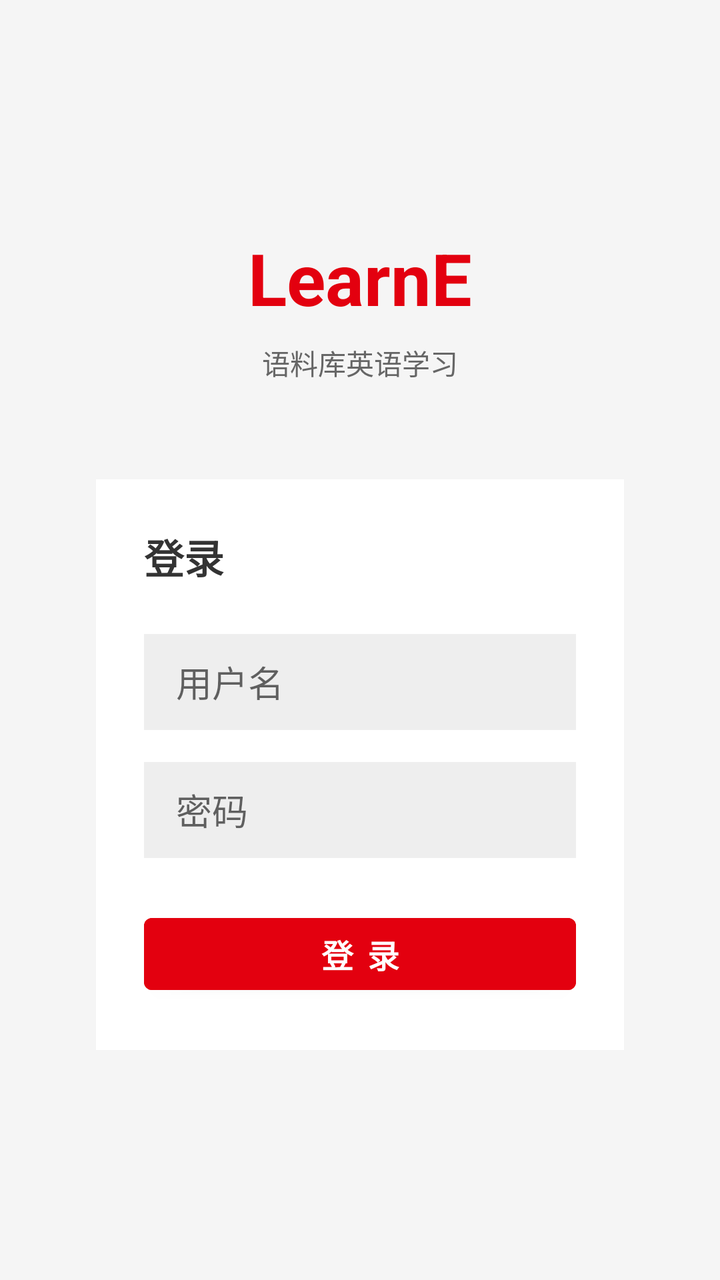
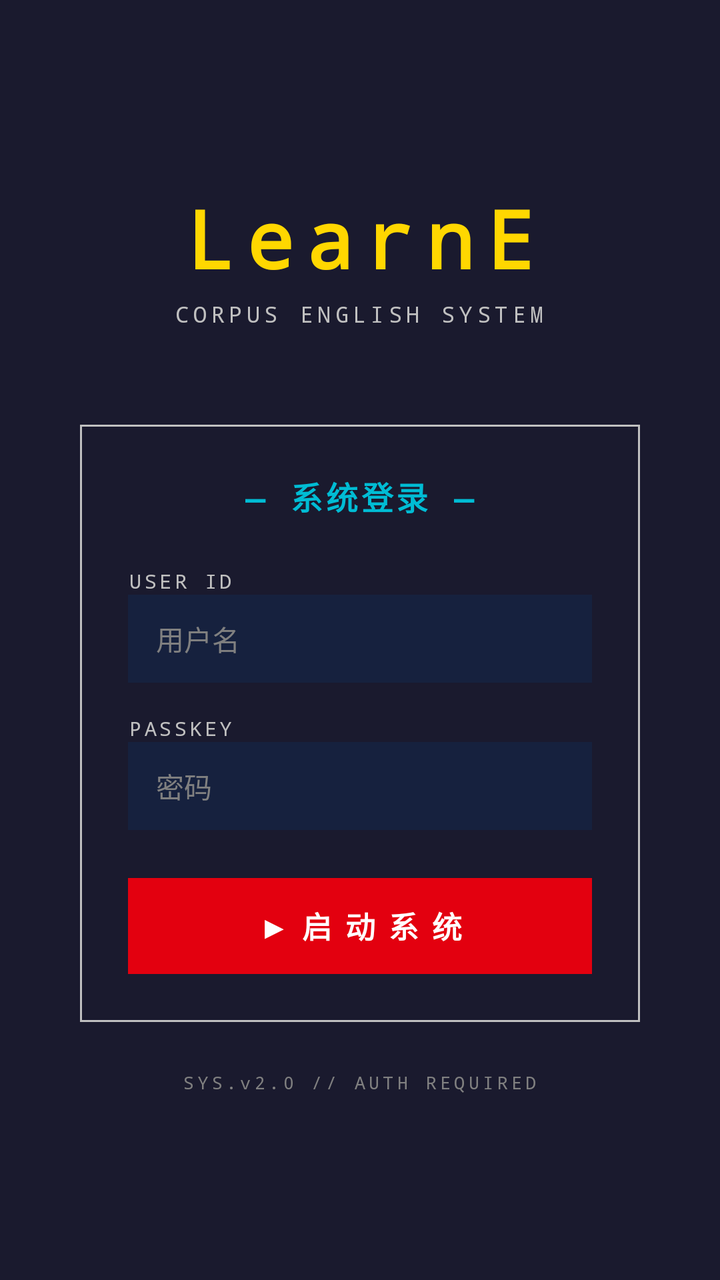

Two renders of the same Android screen: before a commit and after it. Below are the layout's source before the change and the commit's diff.
<!-- AndroidManifest.xml: activity theme Theme.LearnE -->
<!-- res/layout/activity_login.xml -->
<?xml version="1.0" encoding="utf-8"?>
<LinearLayout
    xmlns:android="http://schemas.android.com/apk/res/android"
    android:layout_width="match_parent"
    android:layout_height="match_parent"
    android:orientation="vertical"
    android:gravity="center"
    android:background="#F5F5F5"
    android:padding="32dp">

    <TextView
        android:layout_width="wrap_content"
        android:layout_height="wrap_content"
        android:text="LearnE"
        android:textColor="#E3000F"
        android:textSize="36sp"
        android:textStyle="bold"
        android:layout_marginBottom="8dp"/>

    <TextView
        android:layout_width="wrap_content"
        android:layout_height="wrap_content"
        android:text="语料库英语学习"
        android:textColor="#666666"
        android:textSize="14sp"
        android:layout_marginBottom="48dp"/>

    <LinearLayout
        android:layout_width="match_parent"
        android:layout_height="wrap_content"
        android:orientation="vertical"
        android:background="#FFFFFF"
        android:padding="24dp"
        android:layout_marginHorizontal="16dp">

        <TextView
            android:layout_width="wrap_content"
            android:layout_height="wrap_content"
            android:text="登录"
            android:textColor="#333333"
            android:textSize="20sp"
            android:textStyle="bold"
            android:layout_marginBottom="24dp"/>

        <EditText
            android:id="@+id/et_username"
            android:layout_width="match_parent"
            android:layout_height="48dp"
            android:hint="用户名"
            android:inputType="text"
            android:autofillHints="username"
            android:background="#EEEEEE"
            android:paddingHorizontal="16dp"
            android:textColor="#333333"/>

        <EditText
            android:id="@+id/et_password"
            android:layout_width="match_parent"
            android:layout_height="48dp"
            android:layout_marginTop="16dp"
            android:hint="密码"
            android:inputType="textPassword"
            android:autofillHints="password"
            android:background="#EEEEEE"
            android:paddingHorizontal="16dp"
            android:textColor="#333333"/>

        <Button
            android:id="@+id/btn_login"
            android:layout_width="match_parent"
            android:layout_height="48dp"
            android:layout_marginTop="24dp"
            android:text="登 录"
            android:textSize="16sp"
            android:textStyle="bold"
            android:backgroundTint="#E3000F"/>

    </LinearLayout>

</LinearLayout>
<!-- resources referenced by this layout -->
<resources>
  <style name="Theme.LearnE" parent="Theme.MaterialComponents.Light.NoActionBar">
          <item name="colorPrimary">@color/primary</item>
          <item name="colorPrimaryDark">@color/primary_dark</item>
          <item name="colorAccent">@color/accent</item>
      </style>
  <color name="primary">#E3000F</color>
  <color name="primary_dark">#B3000C</color>
  <color name="accent">#0039CB</color>
</resources>

<!-- the commit's change to res/layout/activity_login.xml (unified diff, before → after) -->
@@ -5,76 +5,122 @@
     android:layout_height="match_parent"
     android:orientation="vertical"
     android:gravity="center"
-    android:background="#F5F5F5"
+    android:background="@color/mecha_hull"
     android:padding="32dp">
+
+    
+    <TextView
+        android:layout_width="wrap_content"
+        android:layout_height="wrap_content"
+        android:text="LearnE"
+        android:textColor="@color/mecha_gold"
+        android:textSize="40sp"
+        android:textStyle="bold"
+        android:fontFamily="monospace"
+        android:letterSpacing="0.15"
+        android:layout_marginBottom="4dp"/>
 
     <TextView
         android:layout_width="wrap_content"
         android:layout_height="wrap_content"
-        android:text="LearnE"
-        android:textColor="#E3000F"
-        android:textSize="36sp"
-        android:textStyle="bold"
-        android:layout_marginBottom="8dp"/>
-
-    <TextView
-        android:layout_width="wrap_content"
-        android:layout_height="wrap_content"
-        android:text="语料库英语学习"
-        android:textColor="#666666"
-        android:textSize="14sp"
+        android:text="CORPUS ENGLISH SYSTEM"
+        android:textColor="@color/mecha_armor"
+        android:textSize="11sp"
+        android:fontFamily="monospace"
+        android:letterSpacing="0.2"
         android:layout_marginBottom="48dp"/>
 
+    
     <LinearLayout
         android:layout_width="match_parent"
         android:layout_height="wrap_content"
         android:orientation="vertical"
-        android:background="#FFFFFF"
+        android:background="@drawable/panel_dark"
         android:padding="24dp"
-        android:layout_marginHorizontal="16dp">
+        android:layout_marginHorizontal="8dp">
 
         <TextView
             android:layout_width="wrap_content"
             android:layout_height="wrap_content"
-            android:text="登录"
-            android:textColor="#333333"
-            android:textSize="20sp"
+            android:text="— 系统登录 —"
+            android:textColor="@color/mecha_hud_cyan"
+            android:textSize="16sp"
             android:textStyle="bold"
+            android:fontFamily="monospace"
+            android:letterSpacing="0.1"
+            android:layout_gravity="center"
             android:layout_marginBottom="24dp"/>
+
+        <TextView
+            android:layout_width="wrap_content"
+            android:layout_height="wrap_content"
+            android:text="USER ID"
+            android:textColor="@color/mecha_armor"
+            android:textSize="10sp"
+            android:fontFamily="monospace"
+            android:letterSpacing="0.15"/>
 
         <EditText
             android:id="@+id/et_username"
             android:layout_width="match_parent"
-            android:layout_height="48dp"
+            android:layout_height="44dp"
             android:hint="用户名"
             android:inputType="text"
             android:autofillHints="username"
-            android:background="#EEEEEE"
-            android:paddingHorizontal="16dp"
-            android:textColor="#333333"/>
+            android:background="@color/mecha_panel"
+            android:paddingHorizontal="14dp"
+            android:textColor="@color/mecha_white"
+            android:textColorHint="@color/mecha_armor_dark"
+            android:textSize="14sp"
+            android:fontFamily="monospace"/>
+
+        <TextView
+            android:layout_width="wrap_content"
+            android:layout_height="wrap_content"
+            android:text="PASSKEY"
+            android:textColor="@color/mecha_armor"
+            android:textSize="10sp"
+            android:fontFamily="monospace"
+            android:letterSpacing="0.15"
+            android:layout_marginTop="16dp"/>
 
         <EditText
             android:id="@+id/et_password"
             android:layout_width="match_parent"
-            android:layout_height="48dp"
-            android:layout_marginTop="16dp"
+            android:layout_height="44dp"
             android:hint="密码"
             android:inputType="textPassword"
             android:autofillHints="password"
-            android:background="#EEEEEE"
-            android:paddingHorizontal="16dp"
-            android:textColor="#333333"/>
+            android:background="@color/mecha_panel"
+            android:paddingHorizontal="14dp"
+            android:textColor="@color/mecha_white"
+            android:textColorHint="@color/mecha_armor_dark"
+            android:textSize="14sp"
+            android:fontFamily="monospace"/>
 
         <Button
             android:id="@+id/btn_login"
             android:layout_width="match_parent"
             android:layout_height="48dp"
             android:layout_marginTop="24dp"
-            android:text="登 录"
-            android:textSize="16sp"
+            android:text="▶ 启 动 系 统"
+            android:textColor="@color/mecha_white"
+            android:textSize="15sp"
             android:textStyle="bold"
-            android:backgroundTint="#E3000F"/>
+            android:background="@drawable/btn_primary"
+            android:letterSpacing="0.1"/>
 
     </LinearLayout>
 
+    
+    <TextView
+        android:layout_width="wrap_content"
+        android:layout_height="wrap_content"
+        android:layout_marginTop="24dp"
+        android:text="SYS.v2.0 // AUTH REQUIRED"
+        android:textColor="@color/mecha_armor_dark"
+        android:textSize="9sp"
+        android:fontFamily="monospace"
+        android:letterSpacing="0.2"/>
+
 </LinearLayout>
<!-- resource entries referenced after the edit -->
@@ -1,12 +1,44 @@
 <!-- resources referenced by this layout -->
 <resources>
+  <color name="mecha_armor">#C0C0C0</color>
+  <color name="mecha_armor_dark">#808080</color>
+  <color name="mecha_gold">#FFD700</color>
+  <color name="mecha_hud_cyan">#00BCD4</color>
+  <color name="mecha_hull">#1A1A2E</color>
+  <color name="mecha_panel">#16213E</color>
+  <color name="mecha_white">#FFFFFF</color>
+  <!-- drawable btn_primary (drawable) -->
+  <?xml version="1.0" encoding="utf-8"?>
+  <selector xmlns:android="http://schemas.android.com/apk/res/android">
+      <item android:state_pressed="true">
+          <shape android:shape="rectangle">
+              <solid android:color="#B3000C"/>
+              <stroke android:width="2dp" android:color="#FFD700"/>
+          </shape>
+      </item>
+      <item>
+          <shape android:shape="rectangle">
+              <solid android:color="#E3000F"/>
+              <stroke android:width="1dp" android:color="#C0C0C0"/>
+          </shape>
+      </item>
+  </selector>
+  <!-- drawable panel_dark (drawable) -->
+  <?xml version="1.0" encoding="utf-8"?>
+  <shape xmlns:android="http://schemas.android.com/apk/res/android" android:shape="rectangle">
+      <solid android:color="#1A1A2E"/>
+      <stroke android:width="1dp" android:color="#C0C0C0"/>
+  </shape>
   <style name="Theme.LearnE" parent="Theme.MaterialComponents.Light.NoActionBar">
-          <item name="colorPrimary">@color/primary</item>
-          <item name="colorPrimaryDark">@color/primary_dark</item>
-          <item name="colorAccent">@color/accent</item>
+          <item name="colorPrimary">@color/mecha_red</item>
+          <item name="colorPrimaryDark">@color/mecha_red_dark</item>
+          <item name="colorAccent">@color/mecha_gold</item>
+          <item name="android:windowBackground">@color/mecha_offwhite</item>
+          <item name="android:statusBarColor">@color/mecha_hull</item>
+          <item name="android:navigationBarColor">@color/mecha_hull</item>
       </style>
-  <color name="primary">#E3000F</color>
-  <color name="primary_dark">#B3000C</color>
-  <color name="accent">#0039CB</color>
+  <color name="mecha_red">#E3000F</color>
+  <color name="mecha_red_dark">#B3000C</color>
+  <color name="mecha_offwhite">#E8ECF0</color>
 </resources>
 
